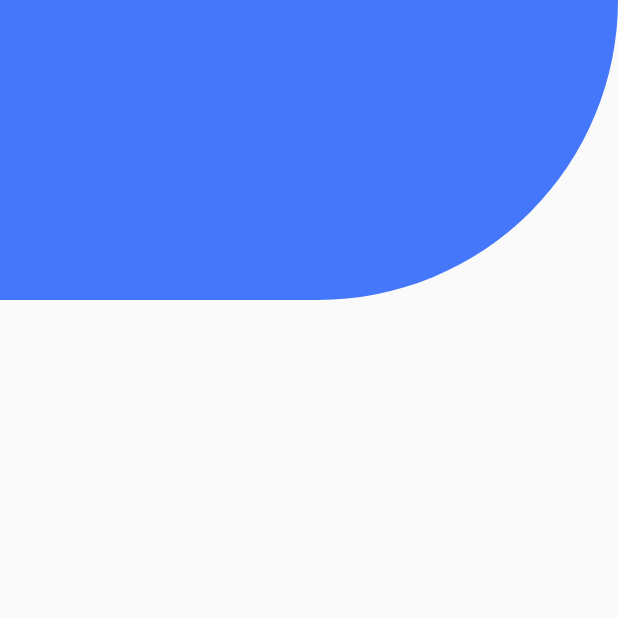
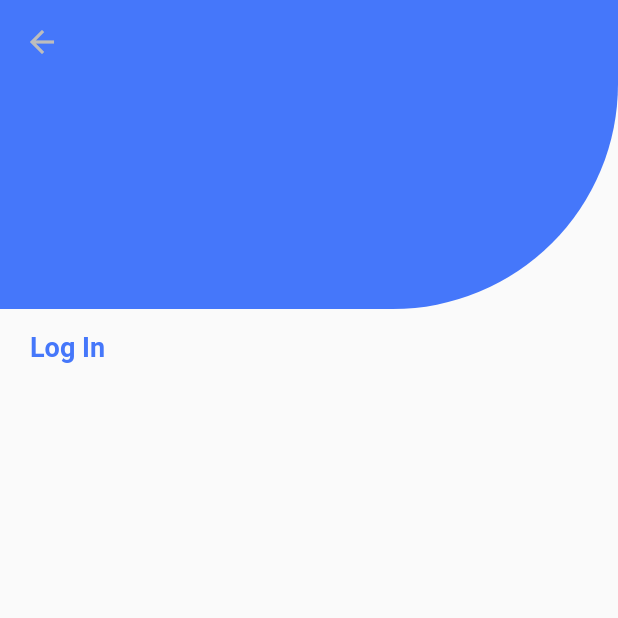
Before and after one commit to Abir-Bouhriz/Authentication-UI-1, a Flutter app: the screen it shows after launch, on a phone screen of 412 x 824 dp, the top half of it. Run offline on Flutter 3.47's test engine with Material 2 defaults, Android fonts, the phone set to English and light mode, and no system bars; our stand-ins replace font_awesome_flutter.

Commit message:
create appBar

```diff
--- a/lib/pages/login.dart
+++ b/lib/pages/login.dart
@@ -1,6 +1,5 @@
-
-
 import 'package:flutter/material.dart';
+import 'package:font_awesome_flutter/font_awesome_flutter.dart';
 
 class Login extends StatefulWidget {
   @override
@@ -11,16 +10,37 @@ class _LoginState extends State<Login> {
   @override
   Widget build(BuildContext context) {
     return Scaffold(
-      body: SafeArea(
-        child: Container(
-          height: 200,
-          decoration: BoxDecoration(
-            color: Color(0xff4577FA),
-            borderRadius: BorderRadius.only(
-              bottomRight: Radius.circular(500),
+      appBar: AppBar(
+        elevation: 0,
+        backgroundColor: Color(0xff4577FA),
+        leading: IconButton(
+          icon: Icon(Icons.arrow_back, color: Colors.grey[400]),
+          onPressed: () {},
+        ),
+      ),
+      body: Column(
+        crossAxisAlignment: CrossAxisAlignment.stretch,
+        children: [
+          Container(
+            height: 150,
+            decoration: BoxDecoration(
+              color: Color(0xff4577FA),
+              borderRadius: BorderRadius.only(
+                bottomRight: Radius.circular(1000),
+              ),
             ),
           ),
-        ),
+          Padding(
+            padding: const EdgeInsets.fromLTRB(20.0, 15.0, 0.0, 15.0),
+            child: Text(
+              'Log In',
+              style: TextStyle(
+                  color: Color(0xff4577FA),
+                  fontSize: 18.0,
+                  fontWeight: FontWeight.bold),
+            ),
+          ),
+        ],
       ),
     );
   }
```
